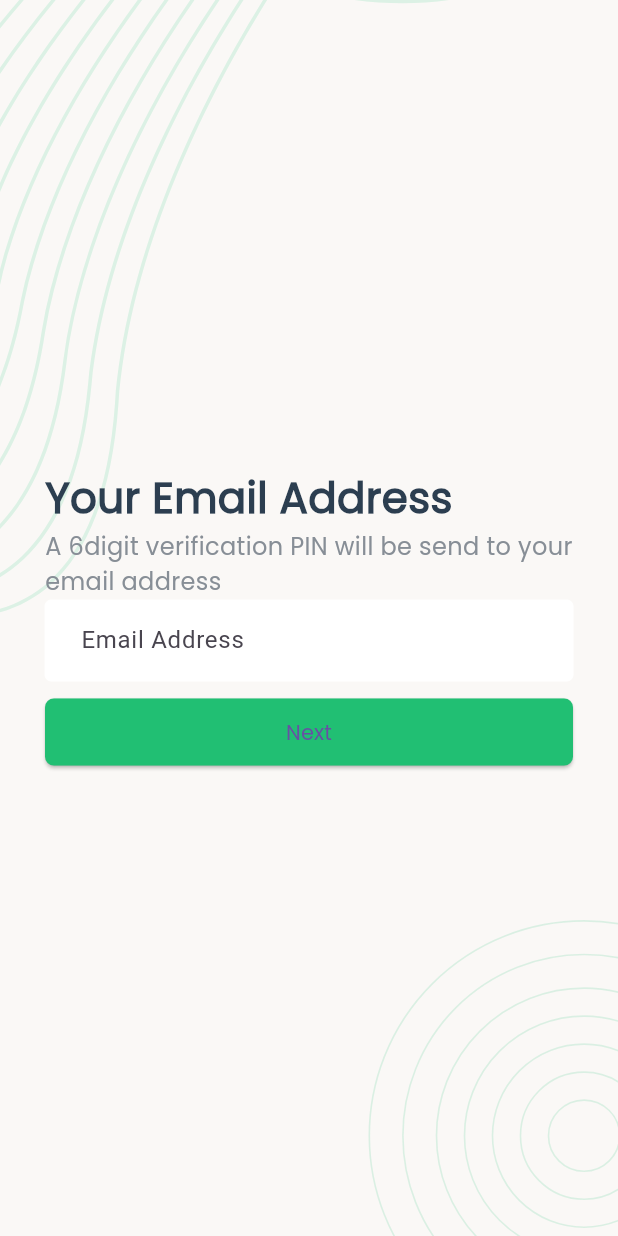
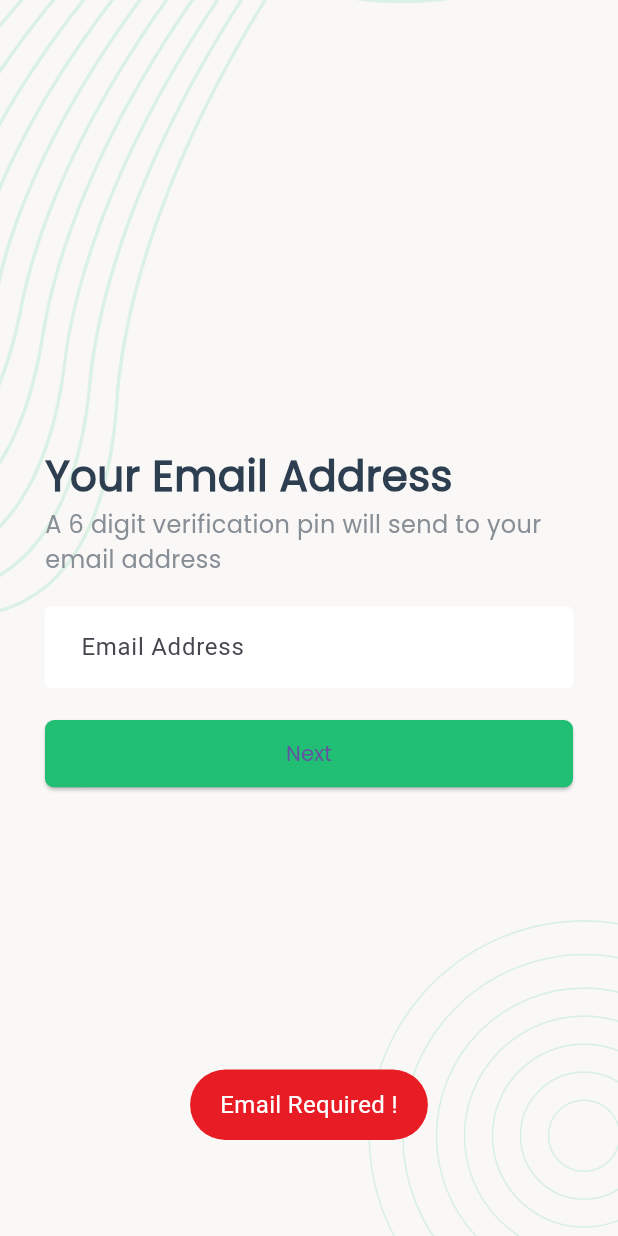
Before and after one commit to Zahed75/task_handler, a Flutter app: the emailVerificationScreen screen opened by its route, after a tap on "Next", on a phone screen of 412 x 824 dp. Run offline on Flutter 3.47's test engine with Material 3 defaults, Android fonts, the phone set to English and light mode, and no system bars; our stand-ins replace flutter_svg, fluttertoast, pin_code_fields, shared_preferences; accounts and stored records are empty.

Commit message:
Email OTP verification API fethcing done

```diff
--- a/lib/screen/onboarding/emailVerificationScreen.dart
+++ b/lib/screen/onboarding/emailVerificationScreen.dart
@@ -1,49 +1,81 @@
 import 'dart:async';
 import 'package:flutter/material.dart';
 import 'package:flutter/cupertino.dart';
+import 'package:task_handler/api/apiClient.dart';
 import 'package:task_handler/style/style.dart';
 
 
-
-
-class emailVerificationScreen extends StatefulWidget{
+class emailVerificationScreen extends StatefulWidget {
+  const emailVerificationScreen({Key? key}) : super(key: key);
   @override
-  State<emailVerificationScreen> createState() =>  _emailVerificationScreen();
+  State<emailVerificationScreen> createState() => _emailVerificationScreenState();
 }
 
+class _emailVerificationScreenState extends State<emailVerificationScreen> {
 
-class _emailVerificationScreen extends State<emailVerificationScreen>{
+  Map<String,String> FormValues={"email":""};
+  bool Loading=false;
+
+  InputOnChange(MapKey, Textvalue){
+    setState(() {
+      FormValues.update(MapKey, (value) => Textvalue);
+    });
+  }
+
+  FormOnSubmit() async{
+    if(FormValues['email']!.length==0){
+      ErrorToast('Email Required !');
+    }
+    else{
+      setState((){Loading=true;});
+      bool res=await VerifyEmailRequest(FormValues['email']);
+      if(res==true){
+        Navigator.pushNamed(context, "/pinVerification");
+      }
+      else{
+        setState(() {Loading=false;});
+      }
+    }
+  }
 
   @override
-  Widget build(BuildContext context){
+  Widget build(BuildContext context) {
     return Scaffold(
-        body:Stack(
+      body: Stack(
         children: [
           ScreenBackground(context),
           Container(
+            alignment: Alignment.center,
+            child: Loading?(Center(child: CircularProgressIndicator())):(
+              SingleChildScrollView(
                 padding: EdgeInsets.all(30),
-              child:Column(
+                child: Column(
                   mainAxisAlignment: MainAxisAlignment.center,
                   crossAxisAlignment: CrossAxisAlignment.start,
                   children: [
-                 Text('Your Email Address',style:Head1Text(colorDarkBlue)),
-                 SizedBox(height: 1,),
-                 Text('A 6digit verification PIN will be send to your email address',style: Head6Text(colorLightGray),),
-                 SizedBox(height: 1,),
-                 TextFormField(decoration: AppInputDecoration("Email Address"),),
-                 SizedBox(height: 10,),
-                 Container(
-                    child:ElevatedButton(
+                    Text("Your Email Address", style: Head1Text(colorDarkBlue)),
+                    SizedBox(height: 1),
+                    Text("A 6 digit verification pin will send to your email address", style: Head6Text(colorLightGray)),
+                    SizedBox(height: 20),
+                    TextFormField(
+                      onChanged: (Textvalue){
+                        InputOnChange("email",Textvalue);
+                      },
+                      decoration: AppInputDecoration("Email Address"),
+                    ),
+                    SizedBox(height: 20),
+                    Container(child: ElevatedButton(
                       style: AppButtonStyle(),
-                      child:SuccessButtonChild('Next'),
+                      child: SuccessButtonChild('Next'),
                       onPressed: (){
-
+                        FormOnSubmit();
                       },
+                    ),)
+                  ],
                 ),
-                ),
-                ],
               )
-            ),
+            )
+          )
         ],
       ),
     );
--- a/lib/screen/onboarding/registrationScreen.dart
+++ b/lib/screen/onboarding/registrationScreen.dart
@@ -10,6 +10,7 @@ class registrationScreen extends StatefulWidget {
 }
 
 class _registrationScreen extends State<registrationScreen> {
+
   Map<String, String> FormValues = {
     "email": "",
     "firstName": "",
@@ -63,9 +64,8 @@ class _registrationScreen extends State<registrationScreen> {
           ScreenBackground(context),
           Center( // Center all items
             child: SingleChildScrollView(
-              child: Loading
-                  ? Center(child: CircularProgressIndicator())
-                  : Container(
+              child: Loading? Center(child: CircularProgressIndicator()):
+                  Container(
                       margin: EdgeInsets.fromLTRB(0, 60, 0, 0),
                       padding: EdgeInsets.all(30),
                       child: Column(
--- a/lib/utility/utility.dart
+++ b/lib/utility/utility.dart
@@ -17,6 +17,21 @@ Future<void> WriteUserData(UserData) async {
 
 
 
+// Email Store
+
+Future<void> WriteEmailVerification(Email)async{
+  final prefs = await SharedPreferences.getInstance();
+  await prefs.setString('EmailVerification',Email);
+}
+
+
+// OTP Store
+
+Future<void> WriteOTPVerification(OTP)async{
+  final prefs = await SharedPreferences.getInstance();
+  await prefs.setString('OTPVerification', OTP);
+}
+
 
 // Read user data
 Future<String?> ReadUserData(Key) async {
```
Also changed, not shown: lib/api/apiClient.dart (+26 -25 lines), lib/screen/onboarding/pinVerificationScreen.dart (+56 -22 lines), flutter_01.png (added). Lines whose indentation alone changed are shown as unchanged.
